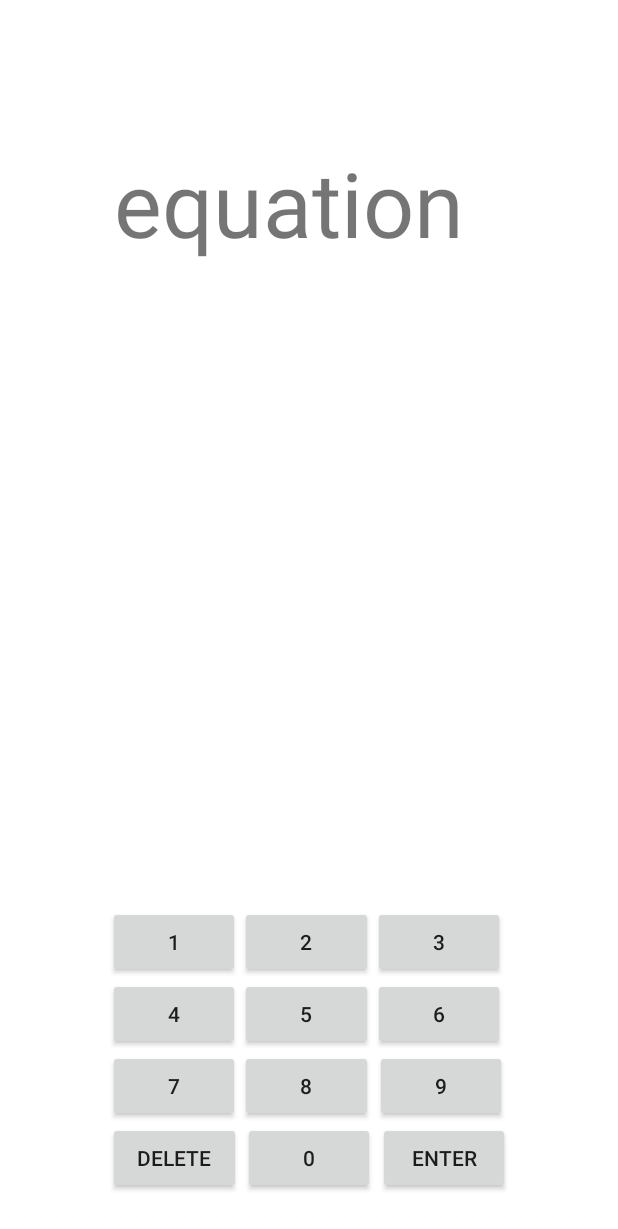
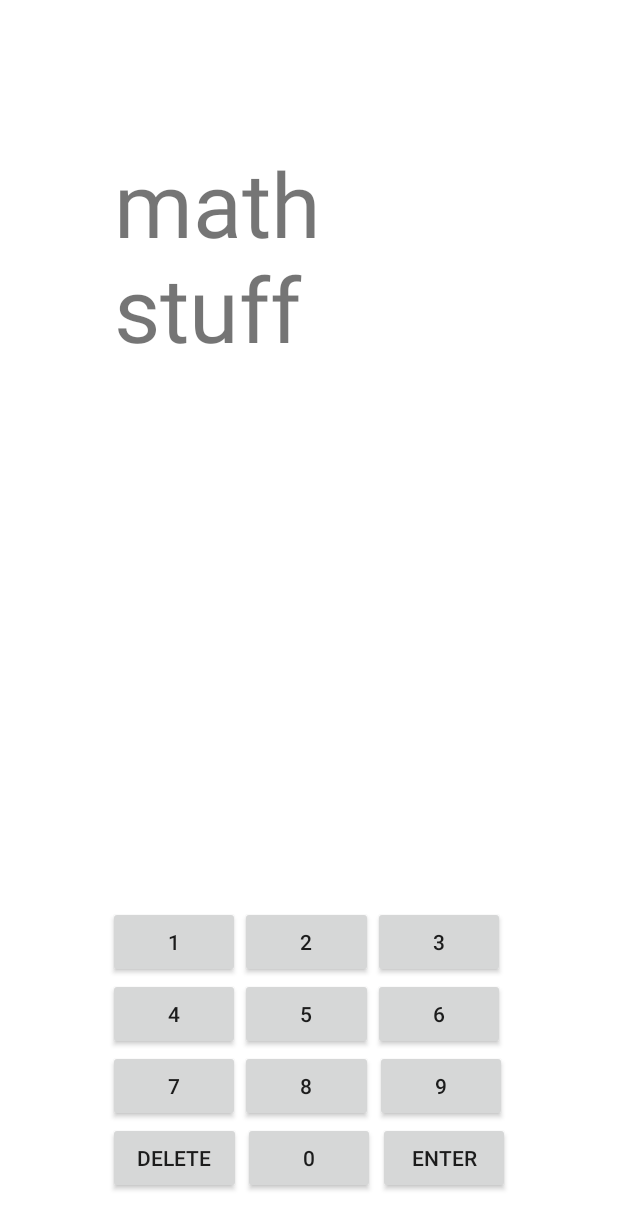
Before and after one commit to zainaisnain/Mental-Math, an Android app: the layout activity_addition.xml on its own in the app's theme, with its tools: preview values and no code run, on a phone screen of 412 x 824 dp. Shown: the top 1229 px of the screen. Run offline under Robolectric (Android 15) with nearby library versions, the phone set to English and light mode, and no system bars.

Commit message:
binago ko yung "equations"

```diff
--- a/app/src/main/res/layout/activity_addition.xml
+++ b/app/src/main/res/layout/activity_addition.xml
@@ -13,7 +13,7 @@ android:orientation="horizontal">
         android:textSize="60sp"
         android:layout_width="263dp"
         android:layout_height="240dp"
-        android:text= "equation"
+        android:text= "math stuff"
         app:layout_constraintBottom_toBottomOf="parent"
         app:layout_constraintEnd_toEndOf="parent"
         app:layout_constraintHorizontal_bias="0.513"
--- a/app/src/main/res/layout/activity_main.xml
+++ b/app/src/main/res/layout/activity_main.xml
@@ -6,7 +6,9 @@
     android:layout_height="match_parent"
     tools:context=".MainActivity"
     android:orientation="vertical"
-    android:gravity="center">
+    android:gravity="center"
+    android:background="@drawable/jqntdfewx7q61">
+
 
     <androidx.appcompat.widget.AppCompatButton
         android:id="@+id/addition_btn"
```
